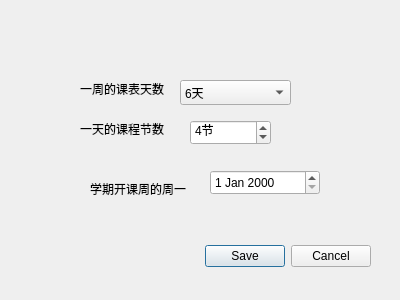
Qt form dialog_tablesetting.ui (Ruby-Dream/studysoftware) before a commit.
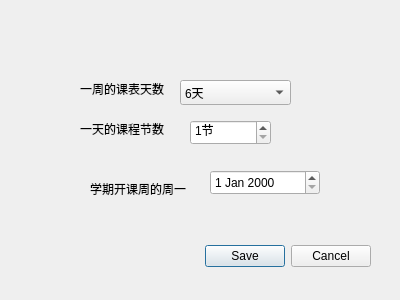
The same form after that commit.

```diff
--- a/dialog_tablesetting.ui
+++ b/dialog_tablesetting.ui
@@ -81,7 +81,7 @@
     <number>1</number>
    </property>
    <property name="value">
-    <number>4</number>
+    <number>1</number>
    </property>
   </widget>
   <widget class="QLabel" name="label">
```
